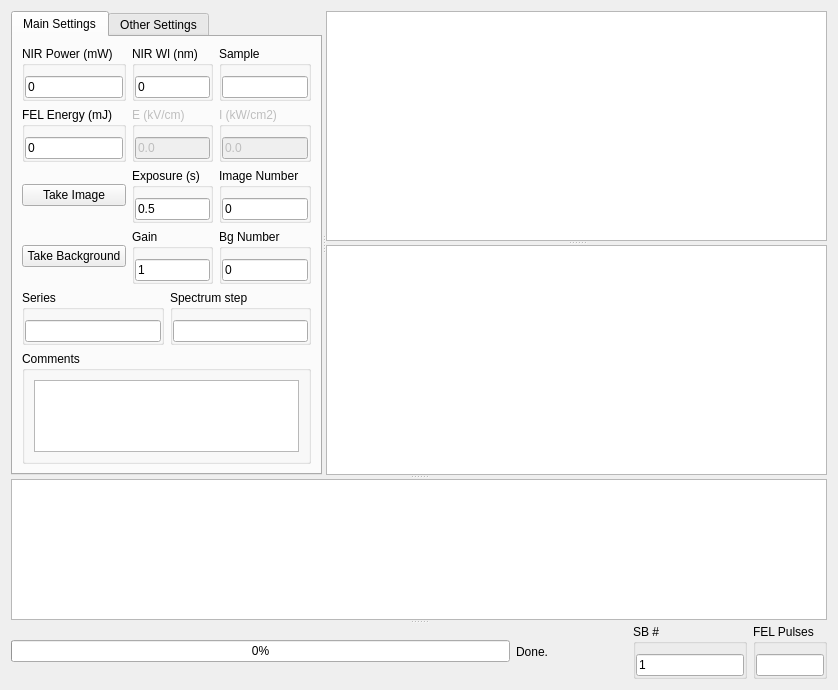
First picture: the form in UIs/HSG.ui, repository SherwinGroup/EMCCD-psychic, before the edit.
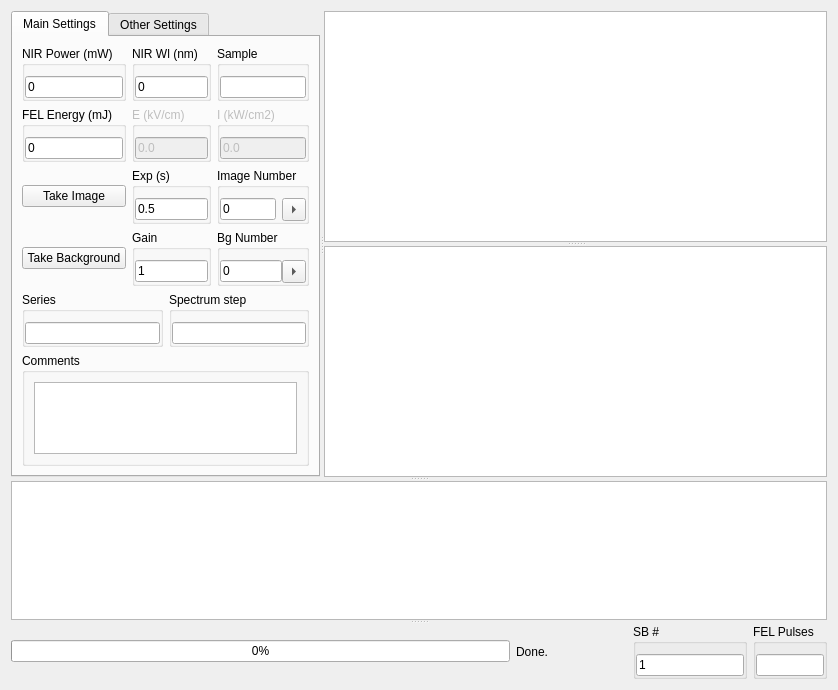
Second picture: the form after the edit. Custom widgets are drawn as their Qt base class.

What changed in the file:
```diff
--- a/UIs/HSG.ui
+++ b/UIs/HSG.ui
@@ -206,6 +206,16 @@
                   </property>
                  </widget>
                 </item>
+                <item row="0" column="1">
+                 <widget class="QToolButton" name="bProcessBackgroundSequence">
+                  <property name="text">
+                   <string>...</string>
+                  </property>
+                  <property name="arrowType">
+                   <enum>Qt::RightArrow</enum>
+                  </property>
+                 </widget>
+                </item>
                </layout>
               </widget>
              </item>
@@ -219,7 +229,7 @@
              <item row="4" column="1">
               <widget class="QGroupBox" name="groupBox_34">
                <property name="title">
-                <string>Exposure (s)</string>
+                <string>Exp (s)</string>
                </property>
                <property name="flat">
                 <bool>true</bool>
@@ -295,7 +305,7 @@
                <property name="checkable">
                 <bool>false</bool>
                </property>
-               <layout class="QGridLayout" name="gridLayout_7">
+               <layout class="QHBoxLayout" name="horizontalLayout_7" stretch="0,0">
                 <property name="leftMargin">
                  <number>0</number>
                 </property>
@@ -308,16 +318,29 @@
                 <property name="bottomMargin">
                  <number>0</number>
                 </property>
-                <property name="spacing">
-                 <number>0</number>
-                </property>
-                <item row="0" column="0">
+                <item>
                  <widget class="QINumberEdit" name="tCCDImageNum">
+                  <property name="sizePolicy">
+                   <sizepolicy hsizetype="Expanding" vsizetype="Fixed">
+                    <horstretch>10</horstretch>
+                    <verstretch>0</verstretch>
+                   </sizepolicy>
+                  </property>
                   <property name="text">
                    <string>0</string>
                   </property>
                  </widget>
                 </item>
+                <item>
+                 <widget class="QToolButton" name="bProcessImageSequence">
+                  <property name="text">
+                   <string>p</string>
+                  </property>
+                  <property name="arrowType">
+                   <enum>Qt::RightArrow</enum>
+                  </property>
+                 </widget>
+                </item>
                </layout>
               </widget>
              </item>
```
